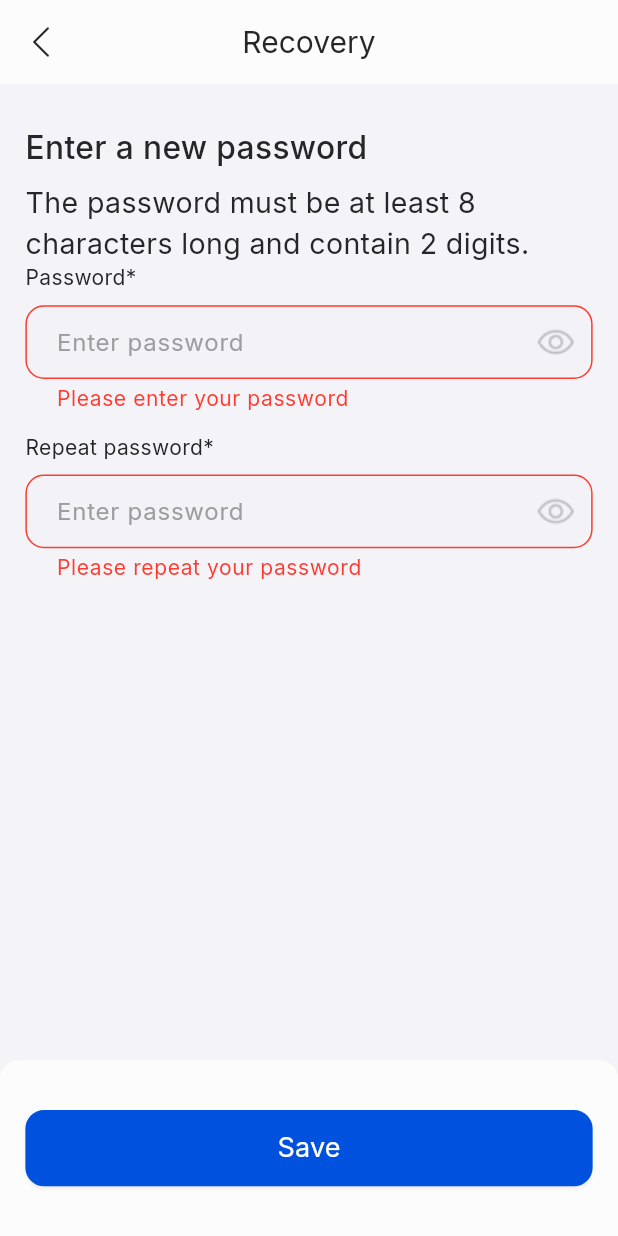
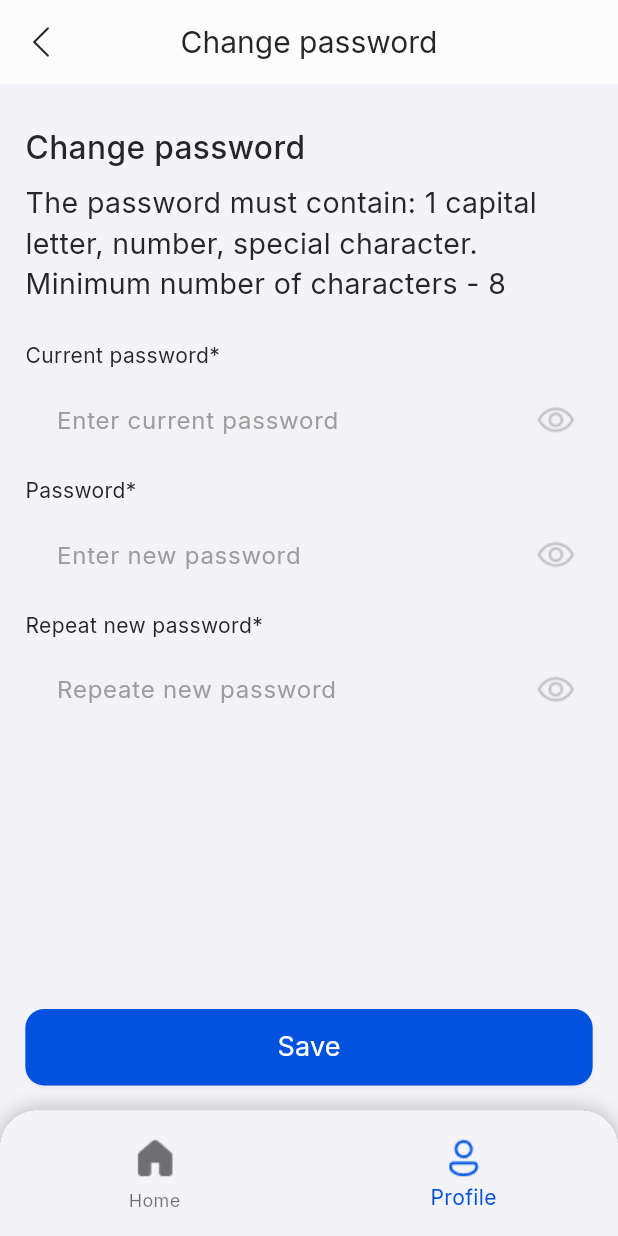
Before and after one commit to yeslyamr/synapso, a Flutter app: the ChangePasswordPage screen opened by its route, after a tap on "Save", on a phone screen of 412 x 824 dp. Run offline on Flutter 3.47's test engine with Material 2 defaults, Android fonts, the phone set to English and light mode, and no system bars; our stand-ins replace awesome_extensions, dio, email_validator, flutter_screenutil, get_it, go_router and 3 more; missing offline and left inert: dio_cache_interceptor, phone_form_field; generated files the repository leaves out were written again; statements that could not run were skipped.

Commit message:
profile pages

```diff
--- a/lib/core/navigation/go_router.dart
+++ b/lib/core/navigation/go_router.dart
@@ -2,13 +2,17 @@ import 'package:flutter/material.dart';
 import 'package:flutter_screenutil/flutter_screenutil.dart';
 import 'package:get_it/get_it.dart';
 import 'package:go_router/go_router.dart';
-import 'package:synapso/features/authentication/presentation/screens/change_password_page.dart';
+import 'package:synapso/features/authentication/presentation/screens/new_password_page.dart';
 import 'package:synapso/features/authentication/presentation/screens/enter_code_page.dart';
 import 'package:synapso/features/authentication/presentation/screens/log_in_page.dart';
 import 'package:synapso/features/authentication/presentation/screens/recover_password_page.dart';
 import 'package:synapso/features/authentication/presentation/screens/sign_up_page.dart';
 import 'package:synapso/features/authentication/presentation/screens/welcome_page.dart';
 import 'package:synapso/features/authentication/stores/authentication_store.dart';
+import 'package:synapso/features/profile/presentation/screens/change_password_page.dart';
+import 'package:synapso/features/profile/presentation/screens/profile_page.dart';
+
+import '../../features/profile/presentation/screens/personal_data_page.dart';
 
 final GlobalKey<NavigatorState> _rootNavigatorKey = GlobalKey<NavigatorState>(debugLabel: 'root');
 final GlobalKey<NavigatorState> _shellNavigatorKey = GlobalKey<NavigatorState>(debugLabel: 'shell');
@@ -26,7 +30,7 @@ final GoRouter goRouter = GoRouter(
         state.fullPath == '/recover_password' ||
         state.fullPath == '/welcome_page' ||
         state.fullPath == '/enter_code' ||
-        state.fullPath == '/change_password') {
+        state.fullPath == '/new_password') {
       return null;
     } else {
       return '/welcome_page';
@@ -37,11 +41,13 @@ final GoRouter goRouter = GoRouter(
       path: '/',
       redirect: (context, state) => '/home',
     ),
-    ShellRoute(
-      navigatorKey: _shellNavigatorKey,
-      builder: (context, state, child) {
-        return ScaffoldWithNavBar(child: child);
+    StatefulShellRoute.indexedStack(
+      // navigatorKey: _shellNavigatorKey,
+      builder: (context, state, navigationShell) {
+        return ScaffoldWithNavBar(navigationShell: navigationShell);
       },
+      branches: [
+        StatefulShellBranch(
           routes: [
             GoRoute(
               path: '/home',
@@ -51,13 +57,27 @@ final GoRouter goRouter = GoRouter(
                 ),
               ),
             ),
+          ],
+        ),
+        StatefulShellBranch(
+          routes: [
             GoRoute(
               path: '/profile',
-          builder: (BuildContext context, GoRouterState state) => const Scaffold(
-            body: Center(
-              child: Text('asdf'),
+              builder: (BuildContext context, GoRouterState state) => const ProfilePage(),
+              routes: [
+                GoRoute(
+                  path: 'change_password',
+                  name: 'change_password',
+                  builder: (context, state) => const ChangePasswordPage(),
                 ),
+                GoRoute(
+                  path: 'personal_data',
+                  name: 'personal_data',
+                  builder: (context, state) => const PersonalDataPage(),
                 ),
+              ],
+            ),
+          ],
         ),
       ],
     ),
@@ -82,8 +102,8 @@ final GoRouter goRouter = GoRouter(
       builder: (BuildContext context, GoRouterState state) => const EnterCodePage(),
     ),
     GoRoute(
-      path: '/change_password',
-      builder: (BuildContext context, GoRouterState state) => const ChangePasswordPage(),
+      path: '/new_password',
+      builder: (BuildContext context, GoRouterState state) => const NewPasswordPage(),
     ),
   ],
 );
@@ -91,16 +111,15 @@ final GoRouter goRouter = GoRouter(
 class ScaffoldWithNavBar extends StatelessWidget {
   const ScaffoldWithNavBar({
     super.key,
-    required this.child,
+    required this.navigationShell,
   });
 
-  final Widget child;
+  final StatefulNavigationShell navigationShell;
 
   @override
   Widget build(BuildContext context) {
     return Scaffold(
-      body: child,
-      extendBody: true,
+      body: navigationShell,
       bottomNavigationBar: Container(
         decoration: BoxDecoration(
           borderRadius: BorderRadius.vertical(top: Radius.circular(24.r)),
@@ -150,13 +169,9 @@ class ScaffoldWithNavBar extends StatelessWidget {
   }
 
   void _onItemTapped(int index, BuildContext context) {
-    switch (index) {
-      case 0:
-        GoRouter.of(context).go('/home');
-        break;
-      case 1:
-        GoRouter.of(context).go('/profile');
-        break;
+    navigationShell.goBranch(
+      index,
+      initialLocation: index == navigationShell.currentIndex,
+    );
   }
 }
-}
--- a/lib/features/authentication/presentation/screens/change_password_page.dart
+++ b/lib/features/authentication/presentation/screens/new_password_page.dart
@@ -3,14 +3,14 @@ import 'package:flutter/material.dart';
 import 'package:flutter_screenutil/flutter_screenutil.dart';
 import 'package:go_router/go_router.dart';
 
-class ChangePasswordPage extends StatefulWidget {
-  const ChangePasswordPage({Key? key}) : super(key: key);
+class NewPasswordPage extends StatefulWidget {
+  const NewPasswordPage({Key? key}) : super(key: key);
 
   @override
-  State<ChangePasswordPage> createState() => _ChangePasswordPageState();
+  State<NewPasswordPage> createState() => _NewPasswordPageState();
 }
 
-class _ChangePasswordPageState extends State<ChangePasswordPage> {
+class _NewPasswordPageState extends State<NewPasswordPage> {
   final _formKey = GlobalKey<FormState>();
 
   AutovalidateMode autovalidateMode = AutovalidateMode.disabled;
@@ -40,12 +40,14 @@ class _ChangePasswordPageState extends State<ChangePasswordPage> {
         // TODO: make core component for app bar
         appBar: AppBar(
           leading: IconButton(
-                  onPressed: () => context.pop(),
-                  icon: Image.asset(
-                    'assets/icons/arrow_back.png',
-                    height: 30.h,
-                    width: 30.h,
-                  ),
+            onPressed: () {
+              if (context.canPop()) context.pop();
+            },
+            icon: Image.asset(
+              'assets/icons/arrow_back.png',
+              height: 30.h,
+              width: 30.h,
+            ),
           ),
           title: const Text('Recovery'),
         ),
@@ -75,14 +77,14 @@ class _ChangePasswordPageState extends State<ChangePasswordPage> {
                 ),
               ).paddingOnly(top: 26.h, bottom: 8.h),
               Text(
-                'The password must be at least 8 characters long and contain 2 digits.',
+                'The password must contain: 1 capital letter, number, special character. Minimum number of characters - 8',
                 style: TextStyle(
                   color: const Color(0xFF262626),
                   fontSize: 18.sp,
                   fontFamily: 'Inter',
                   fontWeight: FontWeight.w400,
                 ),
-              ),
+              ).paddingOnly(bottom: 24.h),
               const Text('Password*'),
               TextFormField(
                 controller: _passwordController,
--- /dev/null
+++ b/lib/features/profile/presentation/screens/change_password_page.dart
@@ -0,0 +1,216 @@
+import 'package:awesome_extensions/awesome_extensions.dart';
+import 'package:flutter/material.dart';
+import 'package:flutter_screenutil/flutter_screenutil.dart';
+import 'package:get_it/get_it.dart';
+import 'package:synapso/core/utils/key_value_storage_service.dart';
+
+class ChangePasswordPage extends StatefulWidget {
+  const ChangePasswordPage({super.key});
+
+  @override
+  State<ChangePasswordPage> createState() => _ChangePasswordPageState();
+}
+
+class _ChangePasswordPageState extends State<ChangePasswordPage> {
+  final _formKey = GlobalKey<FormState>();
+
+  AutovalidateMode autovalidateMode = AutovalidateMode.disabled;
+  late final TextEditingController _newPasswordController;
+  late final TextEditingController _currentPasswordController;
+  late final String? _currentPassword;
+  bool isCurrentPasswordObscure = true;
+  bool isPasswordObscure = true;
+  bool isRepeatPasswordObscure = true;
+
+  late Future<void> _getCurrentPassword;
+
+  @override
+  void initState() {
+    super.initState();
+    _newPasswordController = TextEditingController();
+    _currentPasswordController = TextEditingController();
+    _getCurrentPassword = getCurrentPassword();
+  }
+
+  @override
+  void dispose() {
+    _newPasswordController.dispose();
+    _currentPasswordController = TextEditingController();
+    super.dispose();
+  }
+
+  Future<void> getCurrentPassword() async {
+    _currentPassword = await GetIt.I.get<KeyValueStorageService>().getAuthPassword();
+  }
+
+  @override
+  Widget build(BuildContext context) {
+    return GestureDetector(
+      onTap: () {
+        FocusManager.instance.primaryFocus?.unfocus();
+      },
+      child: Scaffold(
+        // TODO: make core component for app bar
+        appBar: AppBar(
+          leading: IconButton(
+            onPressed: () {
+              if (context.canPop()) context.pop();
+            },
+            icon: Image.asset(
+              'assets/icons/arrow_back.png',
+              height: 30.h,
+              width: 30.h,
+            ),
+          ),
+          title: const Text('Change password'),
+        ),
+        bottomNavigationBar: ElevatedButton(
+          onPressed: () {
+            if (_formKey.currentState != null && _formKey.currentState!.validate()) {
+              debugPrint('NO VALIDATION ERROR');
+              context.pop();
+            }
+            autovalidateMode = AutovalidateMode.onUserInteraction;
+            setState(() {});
+          },
+          child: const Text('Save'),
+        ).paddingSymmetric(vertical: 16.h, horizontal: 16.w),
+        body: FutureBuilder(
+          future: _getCurrentPassword,
+          builder: (context, snapshot) {
+            if (snapshot.connectionState != ConnectionState.done) {
+              return const CircularProgressIndicator();
+            } else {
+              return Form(
+                key: _formKey,
+                autovalidateMode: autovalidateMode,
+                child: SingleChildScrollView(
+                  child: Column(
+                    crossAxisAlignment: CrossAxisAlignment.start,
+                    children: [
+                      Text(
+                        'Change password',
+                        style: TextStyle(
+                          color: const Color(0xFF262626),
+                          fontSize: 20.sp,
+                          fontFamily: 'Inter',
+                          fontWeight: FontWeight.w500,
+                        ),
+                      ).paddingOnly(top: 26.h, bottom: 8.h),
+                      Text(
+                        'The password must contain: 1 capital letter, number, special character. Minimum number of characters - 8',
+                        style: TextStyle(
+                          color: const Color(0xFF262626),
+                          fontSize: 18.sp,
+                          fontFamily: 'Inter',
+                          fontWeight: FontWeight.w400,
+                        ),
+                      ).paddingOnly(bottom: 24.h),
+                      const Text('Current password*'),
+                      TextFormField(
+                        controller: _currentPasswordController,
+                        obscureText: isCurrentPasswordObscure,
+                        obscuringCharacter: '*',
+                        validator: (value) {
+                          if (_currentPassword != value) {
+                            return 'Incorrect password';
+                          } else {
+                            return null;
+                          }
+                        },
+                        decoration: InputDecoration(
+                          hintText: 'Enter current password',
+                          errorMaxLines: 3,
+                          suffixIcon: IconButton(
+                            onPressed: () {
+                              setState(() {
+                                isCurrentPasswordObscure = !isCurrentPasswordObscure;
+                              });
+                            },
+                            iconSize: 32.h,
+                            color: const Color(0xFFBDBDBF),
+                            icon: const ImageIcon(
+                              AssetImage('assets/icons/eye.png'),
+                            ),
+                          ),
+                        ),
+                      ).paddingOnly(top: 8.h, bottom: 12.h),
+                      const Text('Password*'),
+                      TextFormField(
+                        controller: _newPasswordController,
+                        obscureText: isPasswordObscure,
+                        obscuringCharacter: '*',
+                        validator: (value) {
+                          final numericRegExp = RegExp(r'[0-9]');
+                          final specialCharRegExp =
+                              RegExp(r'[\^$*.\[\]{}()?\-"!@#%&/\,><:;_~`+=' // <-- Notice the escaped symbols
+                                  "'" // <-- ' is added to the expression
+                                  ']');
+                          if (value == null || value.isEmpty) {
+                            return 'Please enter your password';
+                          } else if (!value.hasCapitalletter() ||
+                              !value.contains(specialCharRegExp) ||
+                              !value.contains(numericRegExp) ||
+                              value.length < 8) {
+                            return 'The password must contain: 1 capital letter, number, special character. Minimum number of characters - 8';
+                          } else {
+                            return null;
+                          }
+                        },
+                        decoration: InputDecoration(
+                          hintText: 'Enter new password',
+                          errorMaxLines: 3,
+                          suffixIcon: IconButton(
+                            onPressed: () {
+                              setState(() {
+                                isPasswordObscure = !isPasswordObscure;
+                              });
+                            },
+                            iconSize: 32.h,
+                            color: const Color(0xFFBDBDBF),
+                            icon: const ImageIcon(
+                              AssetImage('assets/icons/eye.png'),
+                            ),
+                          ),
+                        ),
+                      ).paddingOnly(top: 8.h, bottom: 12.h),
+                      const Text('Repeat new password*'),
+                      TextFormField(
+                        obscureText: isRepeatPasswordObscure,
+                        obscuringCharacter: '*',
+                        validator: (value) {
+                          if (value == null || value.isEmpty) {
+                            return 'Please repeat your password';
+                          } else if (value != _newPasswordController.text) {
+                            return 'Passwords do not match';
+                          } else {
+                            return null;
+                          }
+                        },
+                        decoration: InputDecoration(
+                          hintText: 'Repeate new password',
+                          suffixIcon: IconButton(
+                            onPressed: () {
+                              setState(() {
+                                isRepeatPasswordObscure = !isRepeatPasswordObscure;
+                              });
+                            },
+                            iconSize: 32.h,
+                            color: const Color(0xFFBDBDBF),
+                            icon: const ImageIcon(
+                              AssetImage('assets/icons/eye.png'),
+                            ),
+                          ),
+                        ),
+                      ).paddingOnly(top: 8.h, bottom: 12.h),
+                    ],
+                  ).paddingSymmetric(horizontal: 16.w),
+                ),
+              );
+            }
+          },
+        ),
+      ),
+    );
+  }
+}
--- /dev/null
+++ b/lib/features/profile/presentation/screens/profile_page.dart
@@ -0,0 +1,104 @@
+import 'package:awesome_extensions/awesome_extensions.dart' hide NavigatorExt;
+import 'package:flutter/material.dart';
+import 'package:flutter_screenutil/flutter_screenutil.dart';
+import 'package:get_it/get_it.dart';
+import 'package:go_router/go_router.dart';
+import 'package:synapso/features/authentication/stores/authentication_store.dart';
+
+class ProfilePage extends StatefulWidget {
+  const ProfilePage({super.key});
+
+  @override
+  State<ProfilePage> createState() => _ProfilePageState();
+}
+
+class _ProfilePageState extends State<ProfilePage> {
+  @override
+  Widget build(BuildContext context) {
+    return Scaffold(
+      // TODO: make core component for app bar
+      appBar: AppBar(
+        title: const Text('Profile'),
+      ),
+      body: Column(
+        crossAxisAlignment: CrossAxisAlignment.start,
+        children: [
+          //TODO: get real user data
+          Text(
+            'Anel Salimova',
+            style: TextStyle(
+              fontSize: 20.sp,
+              fontFamily: 'Inter',
+              fontWeight: FontWeight.w500,
+            ),
+          ).paddingOnly(top: 24.h, bottom: 8.h).toCenter(),
+          //TODO: get real user data
+          Text(
+            'email@gmail.com',
+            style: TextStyle(
+              fontSize: 18.sp,
+              fontFamily: 'Inter',
+              fontWeight: FontWeight.w400,
+            ),
+          ).paddingOnly(bottom: 32.h).toCenter(),
+          Text(
+            'Settings',
+            style: TextStyle(
+              fontSize: 20.sp,
+              fontFamily: 'Inter',
+              fontWeight: FontWeight.w500,
+            ),
+          ).paddingOnly(bottom: 24.h),
+          ListTile(
+            onTap: () => context.pushNamed('personal_data'),
+            contentPadding: EdgeInsets.zero,
+            title: Text(
+              'Personal data',
+              style: TextStyle(
+                fontSize: 18.sp,
+                fontFamily: 'Inter',
+                fontWeight: FontWeight.w500,
+              ),
+            ),
+            trailing: ImageIcon(
+              const AssetImage('assets/icons/arrow_forward.png'),
+              color: const Color(0xFF9D9D9D),
+              size: 32.h,
+            ),
+          ),
+          ListTile(
+            onTap: () => context.pushNamed('change_password'),
+            contentPadding: EdgeInsets.zero,
+            title: Text(
+              'Change password',
+              style: TextStyle(
+                fontSize: 18.sp,
+                fontFamily: 'Inter',
+                fontWeight: FontWeight.w500,
+              ),
+            ),
+            trailing: ImageIcon(
+              const AssetImage('assets/icons/arrow_forward.png'),
+              color: const Color(0xFF9D9D9D),
+              size: 32.h,
+            ),
+          ).paddingOnly(bottom: 12.h),
+          TextButton(
+            onPressed: () async {
+              await GetIt.I<AuthenticationStore>().logOut();
+            },
+            style: TextButton.styleFrom(
+              padding: EdgeInsets.zero,
+            ),
+            child: Text(
+              'Log out',
+              style: TextStyle(
+                color: Theme.of(context).colorScheme.error,
+              ),
+            ),
+          )
+        ],
+      ).paddingSymmetric(horizontal: 16.w),
+    );
+  }
+}
```
Also changed, not shown: lib/features/authentication/stores/authentication_store.dart (+7 -7 lines), lib/features/profile/presentation/screens/personal_data_page.dart (added, +124 -0 lines), assets/icons/arrow_forward.png (added). Lines whose indentation alone changed are shown as unchanged.
